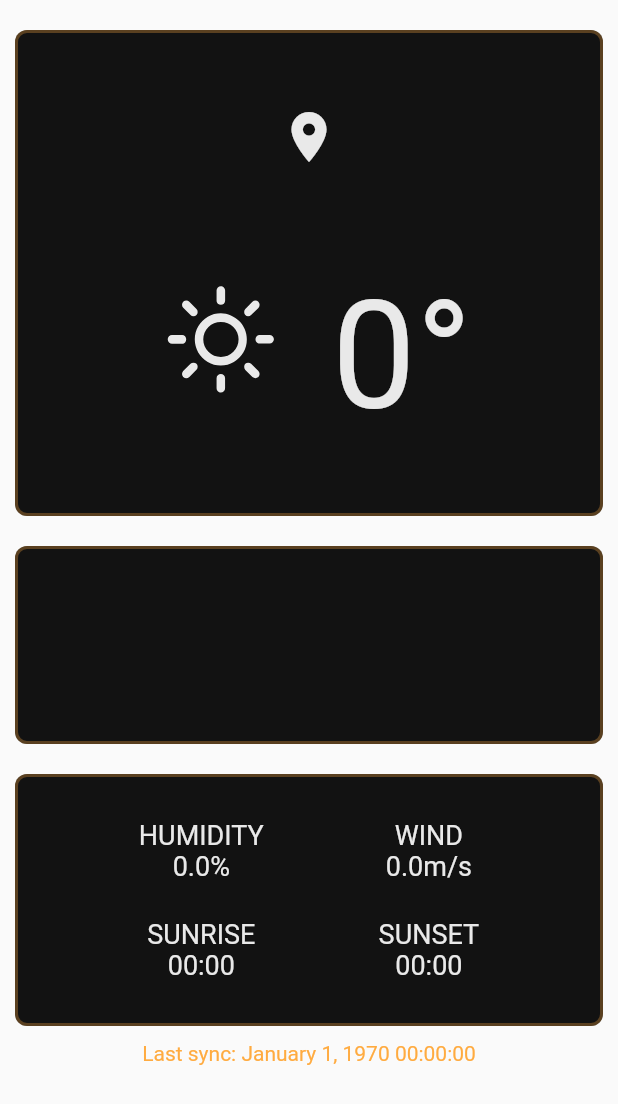
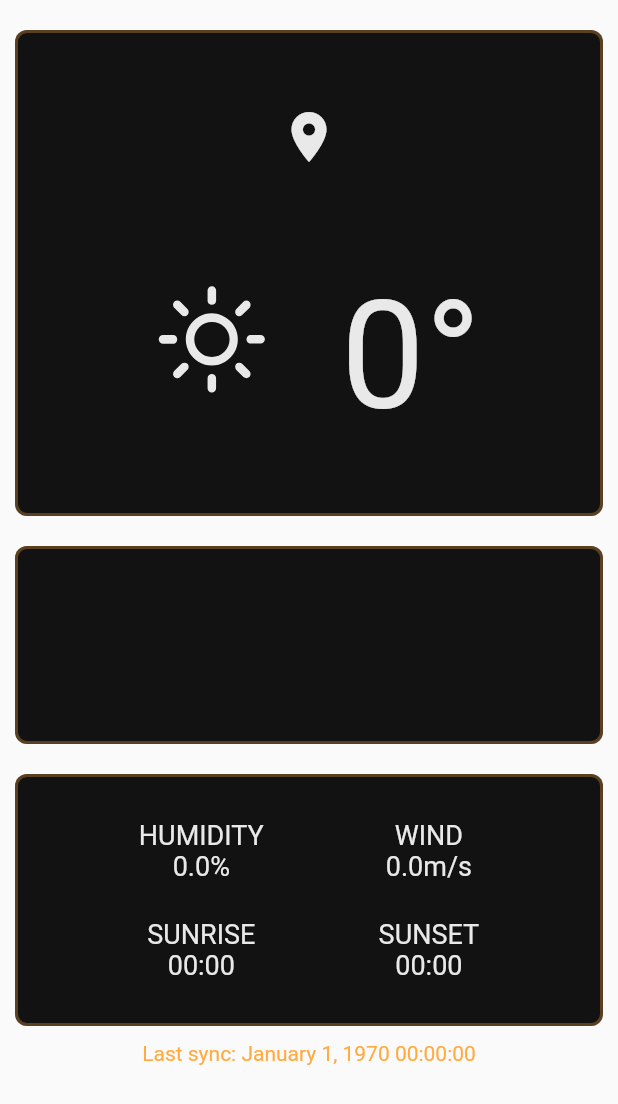
Before and after one commit to lupynua/Fluttercast, a Flutter app: the WeatherWidget widget shown alone on an empty page, opened directly with empty values, on a phone screen of 412 x 824 dp. Shown: the top 1104 px of the screen. Run offline on Flutter 3.47's test engine with Material 2 defaults, Android fonts, the phone set to English and light mode, and no system bars; our stand-ins replace equatable, flutter_bloc, permission_handler, shared_preferences, sqflite, weather and 1 more; accounts and stored records are empty.

Commit message:
Increased padding between icon and temperature to fix overlapping in some weather conditions

```diff
--- a/lib/widgets/weather_widget.dart
+++ b/lib/widgets/weather_widget.dart
@@ -49,7 +49,7 @@ class WeatherWidget extends StatelessWidget {
             ),
             Row(mainAxisAlignment: MainAxisAlignment.center, children: <Widget>[
               Padding(
-                padding: const EdgeInsets.symmetric(horizontal: 12.0),
+                padding: const EdgeInsets.symmetric(horizontal: 18.0),
                 child: _buildIcon(
                     icon: IconHelper.getIconData(weatherData.weather.icon),
                     color: accentColor,
@@ -62,7 +62,7 @@ class WeatherWidget extends StatelessWidget {
                     height: 20,
                   ),
                   Padding(
-                    padding: const EdgeInsets.symmetric(horizontal: 12.0),
+                    padding: const EdgeInsets.symmetric(horizontal: 18.0),
                     child: _buildText(
                         text: tempCurrent, color: accentColor, size: 100),
                   ),
```
